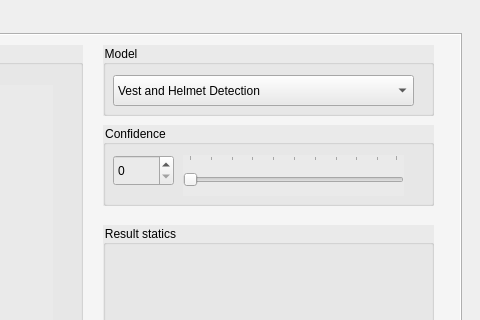
Before: the Qt Designer form App.ui in RewanAbdulkariem/Graduation-Project, drawn with Qt 5; both pictures show x 689 to 1169 and y 0 to 320 of the 1169 by 730 pixel window.
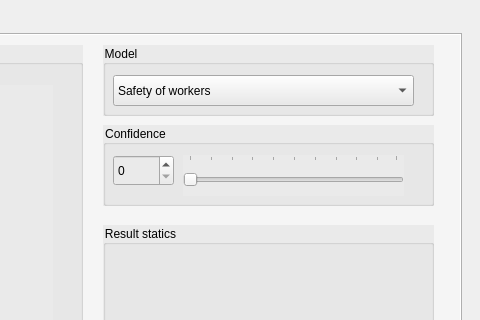
After: the same form once the commit is applied. Icons and pictures are not drawn.

Diff of the .ui file:
```diff
--- a/App.ui
+++ b/App.ui
@@ -2239,7 +2239,7 @@
        </property>
        <item>
         <property name="text">
-         <string>Vest and Helmet Detection</string>
+         <string>Safety of workers</string>
         </property>
        </item>
        <item>
```
